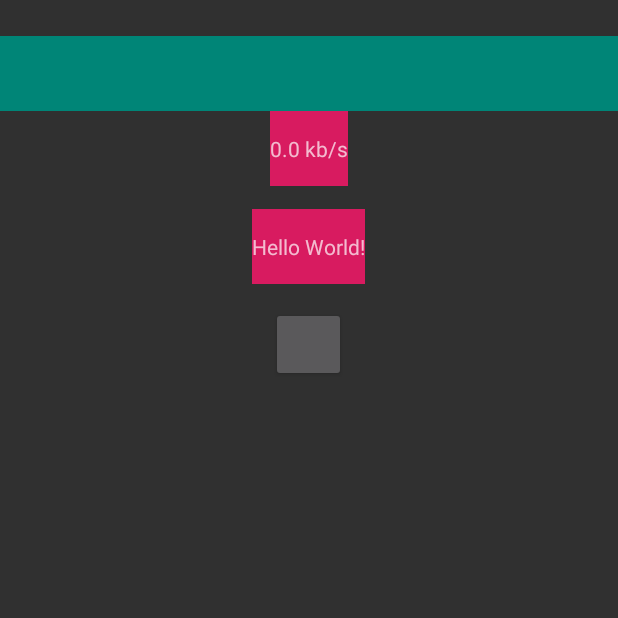
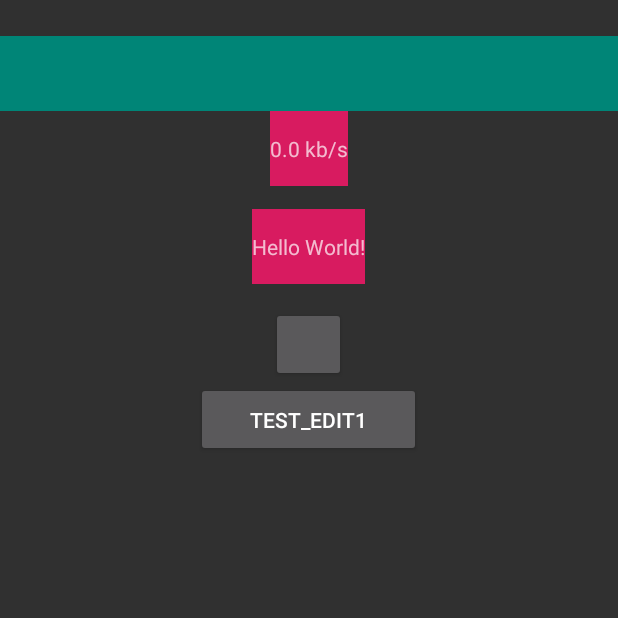
Before and after one commit to dongbingbin77/NativeUtils, an Android app: the screen it shows after launch (MainActivity), on a phone screen of 412 x 824 dp, the top half of it. Run offline under Robolectric (Android 15) with nearby library versions, the phone set to English and light mode, and no system bars; libraries missing offline, so code that uses them is left out: com.fm.openinstall, com.gyf.immersionbar; 2 statements that could not run were skipped.

Commit message:
Merge branch 'master' of https://github.com/dongbingbin77/NativeUtils
# Conflicts:
#	app/src/main/java/com/dongbingbin/nativeutils/MainActivity.kt

```diff
--- a/app/build.gradle
+++ b/app/build.gradle
@@ -42,6 +42,7 @@ dependencies {
 // kotlin扩展（可选）
     implementation 'com.gyf.immersionbar:immersionbar-ktx:3.0.0'
 
+    implementation 'com.tencent.sonic:sdk:3.1.0'
 }
 repositories {
     mavenCentral()
--- a/app/src/main/java/com/dongbingbin/nativeutils/MainActivity.kt
+++ b/app/src/main/java/com/dongbingbin/nativeutils/MainActivity.kt
@@ -71,6 +71,14 @@ class MainActivity : AppCompatActivity(), CoroutineScope {
 
             }
         });
+
+        test_edit1.setOnClickListener(object:View.OnClickListener{
+            override fun onClick(v: View?) {
+                var intent = Intent(this@MainActivity,WebviewActivity::class.java)
+                startActivityForResult(intent,11)
+                overridePendingTransition(R.anim.anim_in,R.anim.anim_out)
+            }
+        })
 
         test_edit.addTextChangedListener(object:TextWatcher{
             override fun afterTextChanged(s: Editable?) {
@@ -175,24 +183,33 @@ class MainActivity : AppCompatActivity(), CoroutineScope {
         }
         a1("123")
 
+        var aa = a.let{
+             it
+        }
+
+        println("dongbingbin a.let ${aa}")
+
         GlobalScope.launch(Dispatchers.Main) {
+            //Thread.sleep(30000)
             for (i in 1..10) {
-                println("dongbingbin:" + Thread.currentThread().name)
+                println("dongbingbin launch:" + Thread.currentThread().name)
                 kotlinx.coroutines.delay(3000)
-                println("dongbingbin:" + Thread.currentThread().name)
+                //Thread.sleep(3000)
+                println("dongbingbin launch:" + Thread.currentThread().name)
                 withContext(Dispatchers.IO) {
                     Thread.sleep(3000)
-                    println("dongbingbin:" + Thread.currentThread().name)
+                    println("dongbingbin launch IO:" + Thread.currentThread().name)
                 }
                 var value = withContext(Dispatchers.IO) {
                     "123"
                 };
 
-                println("dongbingbin: async value $value")
+                println("dongbingbin launch: async value $value ${Thread.currentThread().name}")
             }
 
         }
 
+        println("dongbingbin launch after ${Thread.currentThread().name}")
         selectType("",phone={
             x,y->{
 
--- /dev/null
+++ b/app/src/main/res/anim/anim_in.xml
@@ -0,0 +1,8 @@
+<?xml version="1.0" encoding="utf-8"?>
+<set xmlns:android="http://schemas.android.com/apk/res/android">
+
+    <translate
+        android:duration="400"
+        android:fromXDelta="100%p"
+        android:toXDelta="0%p" />
+</set>
--- /dev/null
+++ b/app/src/main/res/anim/anim_out.xml
@@ -0,0 +1,8 @@
+<?xml version="1.0" encoding="utf-8"?>
+<set xmlns:android="http://schemas.android.com/apk/res/android">
+
+    <translate
+        android:duration="400"
+        android:fromXDelta="0%p"
+        android:toXDelta="-100%p" />
+</set>
--- a/app/src/main/res/layout/activity_main.xml
+++ b/app/src/main/res/layout/activity_main.xml
@@ -49,6 +49,13 @@
             android:layout_width="50dp"
             android:layout_height="50dp"
             />
+
+        <Button
+            android:id="@+id/test_edit1"
+            android:layout_width="150dp"
+            android:layout_height="50dp"
+            android:text="test_edit1"
+            />
     </LinearLayout>
 </ScrollView>
 </LinearLayout>
--- a/build.gradle
+++ b/build.gradle
@@ -9,7 +9,7 @@ buildscript {
 
     }
     dependencies {
-        classpath 'com.android.tools.build:gradle:3.5.0'
+        classpath 'com.android.tools.build:gradle:3.5.2'
         classpath "org.jetbrains.kotlin:kotlin-gradle-plugin:$kotlin_version"
 
         // NOTE: Do not place your application dependencies here; they belong
```
Also changed, not shown: app/src/main/AndroidManifest.xml (+15 -8 lines), app/src/main/java/com/dongbingbin/nativeutils/WebviewActivity.kt (added, +33 -0 lines), app/src/main/java/com/dongbingbin/nativeutils/utils/SelectUtil.kt (+24 -0 lines), app/src/main/java/com/dongbingbin/nativeutils/utils/WebPools.java (added, +80 -0 lines), app/src/main/res/layout/activity_webview.xml (added, +13 -0 lines).
